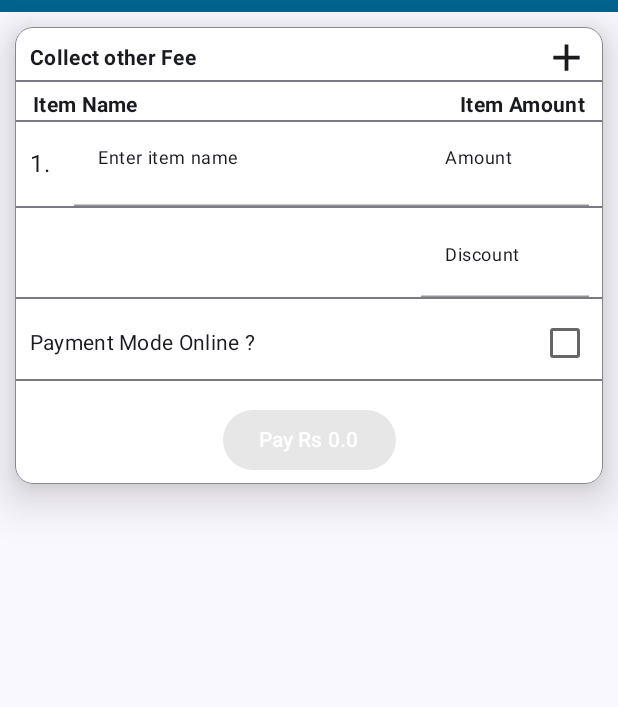
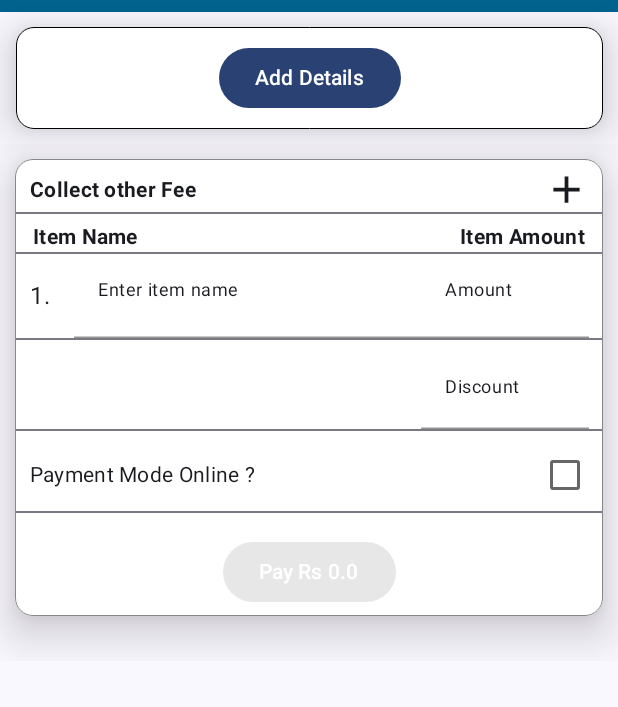
Before and after one commit to PatelShakil/MobileBillingApp, an Android app built with Jetpack Compose: the screen it shows after launch (MainActivity), on a phone screen of 412 x 824 dp, the part 72-779 px from its top. Run offline under Robolectric (Android 15) with nearby library versions, the phone set to English and light mode, and no system bars; our stand-ins replace Dagger/Hilt's generated code.

Commit message:
user header added

```diff
--- a/app/src/main/java/com/mycampus/billingapp/ui/home/MainActivity.kt
+++ b/app/src/main/java/com/mycampus/billingapp/ui/home/MainActivity.kt
@@ -28,12 +28,15 @@ import androidx.compose.foundation.layout.width
 import androidx.compose.foundation.layout.wrapContentHeight
 import androidx.compose.foundation.lazy.LazyColumn
 import androidx.compose.foundation.lazy.items
+import androidx.compose.foundation.rememberScrollState
 import androidx.compose.foundation.shape.CircleShape
 import androidx.compose.foundation.shape.RoundedCornerShape
 import androidx.compose.foundation.text.KeyboardOptions
+import androidx.compose.foundation.verticalScroll
 import androidx.compose.material.*
 import androidx.compose.material.icons.Icons
 import androidx.compose.material.icons.filled.Add
+import androidx.compose.material.icons.filled.Call
 import androidx.compose.material.icons.filled.MoreVert
 import androidx.compose.material3.Button
 import androidx.compose.material3.Card
@@ -48,8 +51,11 @@ import androidx.compose.ui.Alignment
 import androidx.compose.ui.Modifier
 import androidx.compose.ui.draw.clip
 import androidx.compose.ui.graphics.Color
+import androidx.compose.ui.graphics.Color.Companion.Black
+import androidx.compose.ui.graphics.Color.Companion.Blue
 import androidx.compose.ui.graphics.Color.Companion.White
 import androidx.compose.ui.platform.LocalContext
+import androidx.compose.ui.res.painterResource
 import androidx.compose.ui.text.font.FontWeight
 import androidx.compose.ui.text.input.ImeAction
 import androidx.compose.ui.text.input.KeyboardType
@@ -59,6 +65,7 @@ import androidx.compose.ui.window.Dialog
 import androidx.compose.ui.window.DialogProperties
 import androidx.hilt.navigation.compose.hiltViewModel
 import androidx.navigation.NavController
+import com.mycampus.billingapp.R
 import com.mycampus.billingapp.data.models.UserDetails
 import com.mycampus.billingapp.domain.bluetooth.BluetoothDevice
 import com.mycampus.billingapp.ui.theme.BiilingappTheme
@@ -127,6 +134,7 @@ class MainActivity : ComponentActivity() {
                             }
                             viewModel.startScan()
                         }, onStopScan = viewModel::stopScan)
+                        Spacer(modifier = Modifier.height(10.dp))
                         MainScreenFees(
                             onProceedClicked = {},
                             navController = NavController(LocalContext.current)
@@ -175,7 +183,8 @@ fun MainScreenFees(onProceedClicked: (List<CollectFeeData>) -> Unit, navControll
         modifier = Modifier
             .fillMaxWidth()
             .wrapContentHeight()
-            .padding(start = 10.dp, end = 10.dp, top = 10.dp),
+            .verticalScroll(rememberScrollState())
+            .padding(start = 10.dp, end = 10.dp, top = 10.dp,bottom = 30.dp),
         border = BorderStroke(.5.dp, Color.Gray),
         elevation = CardDefaults.cardElevation(18.dp)
     ) {
@@ -568,7 +577,7 @@ fun HeaderLayout(state: BluetoothUiState,viewModel:UserViewModel, onStartScan: (
     var userDetails = viewModel.getUserDetails()
 
 
-    Column {
+    Column (modifier = Modifier.fillMaxWidth(), horizontalAlignment = Alignment.CenterHorizontally){
         TopAppBar(
             title = {
                 Row(
@@ -629,7 +638,9 @@ fun HeaderLayout(state: BluetoothUiState,viewModel:UserViewModel, onStartScan: (
             backgroundColor = MainColor,
             elevation = 0.dp
         )
-        HeaderScreen(userDetails)
+        HeaderScreen(userDetails){
+            isSettingsExpanded = true
+        }
     }
 
 
@@ -655,14 +666,68 @@ fun HeaderLayout(state: BluetoothUiState,viewModel:UserViewModel, onStartScan: (
 }
 
 @Composable
-fun HeaderScreen(userDetails: UserDetails?) {
-    Column(modifier = Modifier.fillMaxWidth()) {
+fun HeaderScreen(userDetails: UserDetails?,onSetUserDetails: ()-> Unit) {
+    Card(modifier = Modifier
+        .fillMaxWidth(.95f)
+        .padding(top = 10.dp),
+    border = BorderStroke(.5.dp, Black),
+        elevation = CardDefaults.cardElevation(18.dp)
+    ) {
+        Column(modifier = Modifier
+            .fillMaxWidth()
+            .background(White),
+        horizontalAlignment = Alignment.CenterHorizontally) {
+            if(userDetails == null || userDetails == UserDetails()){
+                Button(onClick = onSetUserDetails,
+                modifier = Modifier.padding(vertical = 10.dp)){
+                    Text("Add Details")
+                }
+            }else{
+                Column(modifier = Modifier.fillMaxWidth(.95f)) {
+                    Text(
+                        userDetails.name,
+                        modifier = Modifier.padding(start = 20.dp),
+                        fontSize = 20.sp
+                    )
+                    Row(verticalAlignment = Alignment.CenterVertically) {
+                        Icon(
+                            Icons.Default.Call,"",
+                            tint = MainColor
+                        )
+                        Spacer(modifier = Modifier.width(5.dp))
+                        Text(
+                            userDetails.mobile + " | " + userDetails.email,
+                            style = MaterialTheme.typography.bodyMedium,
+                        )
+                    }
+                    Row(verticalAlignment = Alignment.CenterVertically) {
+                        Icon(painter = painterResource(R.drawable.ic_address),
+                        "",
+                        tint = MainColor)
+                        Spacer(modifier = Modifier.width(5.dp))
+                        Text(
+                            userDetails.address,
+                            style = MaterialTheme.typography.bodyMedium
+                        )
+                    }
+                    Row(verticalAlignment = Alignment.CenterVertically) {
+                        Icon(painter = painterResource(R.drawable.ic_web),"",
+                        tint = MainColor)
+                        Spacer(Modifier.width(5.dp))
+                        Text(
+                            userDetails.website,
+                            style = MaterialTheme.typography.bodyMedium,
+                            color = Blue
+                        )
+                    }
+                }
+                Spacer(modifier = Modifier.height(10.dp))
+            }
+        }
 
     }
 
-    if(userDetails == null){
 
-    }
 }
 
 @Composable
@@ -737,7 +802,7 @@ fun SettingsPopup(
                         }
                     }
                     else {
-                        if(userDetails != null) {
+                        if(userDetails != UserDetails()) {
                             Column {
                                 Text("Name: ${userDetails.name}")
                                 Text("Email: ${userDetails.email}")
@@ -770,7 +835,7 @@ fun SettingsPopup(
                                 isEditable = true
                             }
                         ) {
-                            Text("Edit")
+                            Text(if(userDetails == UserDetails()) "Add" else "Edit")
                         }
                         Button(
                             onClick = { onDismissRequest() }
@@ -922,7 +987,10 @@ fun BluetoothDeviceList(
 
 @Composable
 fun BTDeviceItem(device:BluetoothDevice,onClick:(BluetoothDevice)->Unit) {
-    Card(modifier = Modifier.fillMaxWidth().padding(vertical = 5.dp).clickable { onClick(device)}){
+    Card(modifier = Modifier
+        .fillMaxWidth()
+        .padding(vertical = 5.dp)
+        .clickable { onClick(device) }){
         Text(
             text = device.name ?: "(No name)",
             modifier = Modifier
--- /dev/null
+++ b/app/src/main/res/drawable/ic_address.xml
@@ -0,0 +1,6 @@
+<vector android:height="24dp" android:tint="#000000"
+    android:viewportHeight="24" android:viewportWidth="24"
+    android:width="24dp" xmlns:android="http://schemas.android.com/apk/res/android">
+    <path android:fillColor="@android:color/white" android:pathData="M1,11l0,10l5,0l0,-6l4,0l0,6l5,0l0,-10l-7,-5z"/>
+    <path android:fillColor="@android:color/white" android:pathData="M10,3v1.97l7,5V11h2v2h-2v2h2v2h-2v4h6V3H10zM19,9h-2V7h2V9z"/>
+</vector>
--- /dev/null
+++ b/app/src/main/res/drawable/ic_web.xml
@@ -0,0 +1,5 @@
+<vector android:height="24dp" android:tint="#000000"
+    android:viewportHeight="24" android:viewportWidth="24"
+    android:width="24dp" xmlns:android="http://schemas.android.com/apk/res/android">
+    <path android:fillColor="@android:color/white" android:pathData="M20,4L4,4c-1.1,0 -1.99,0.9 -1.99,2L2,18c0,1.1 0.9,2 2,2h16c1.1,0 2,-0.9 2,-2L22,6c0,-1.1 -0.9,-2 -2,-2zM15,18L4,18v-4h11v4zM15,13L4,13L4,9h11v4zM20,18h-4L16,9h4v9z"/>
+</vector>
```
